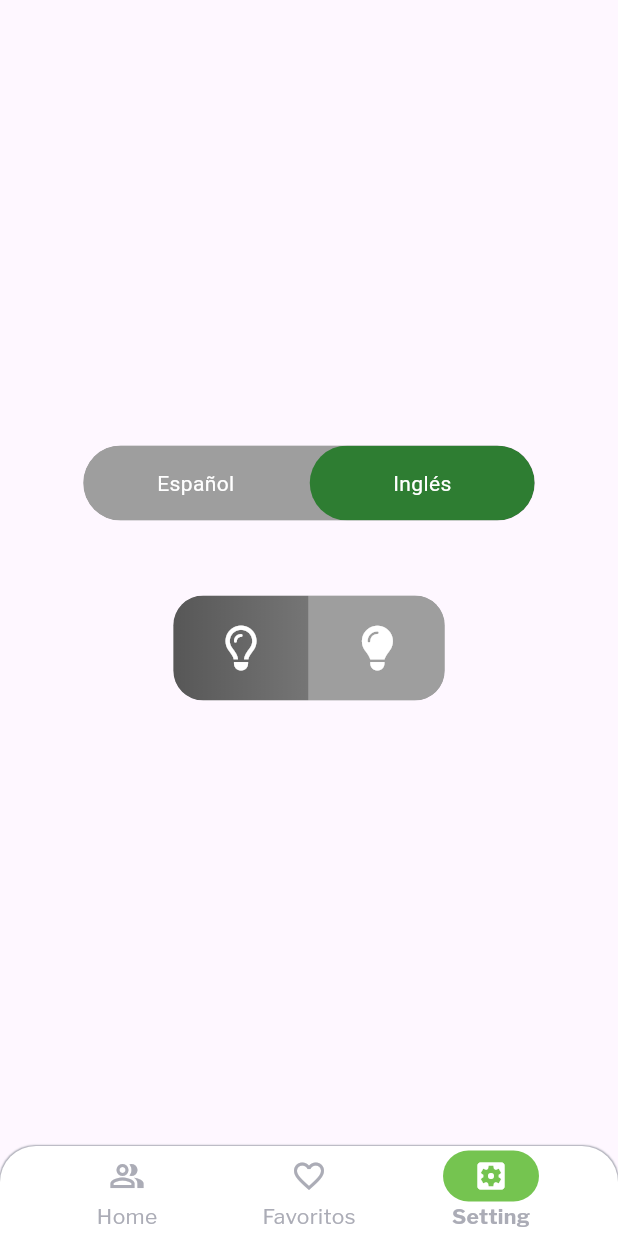
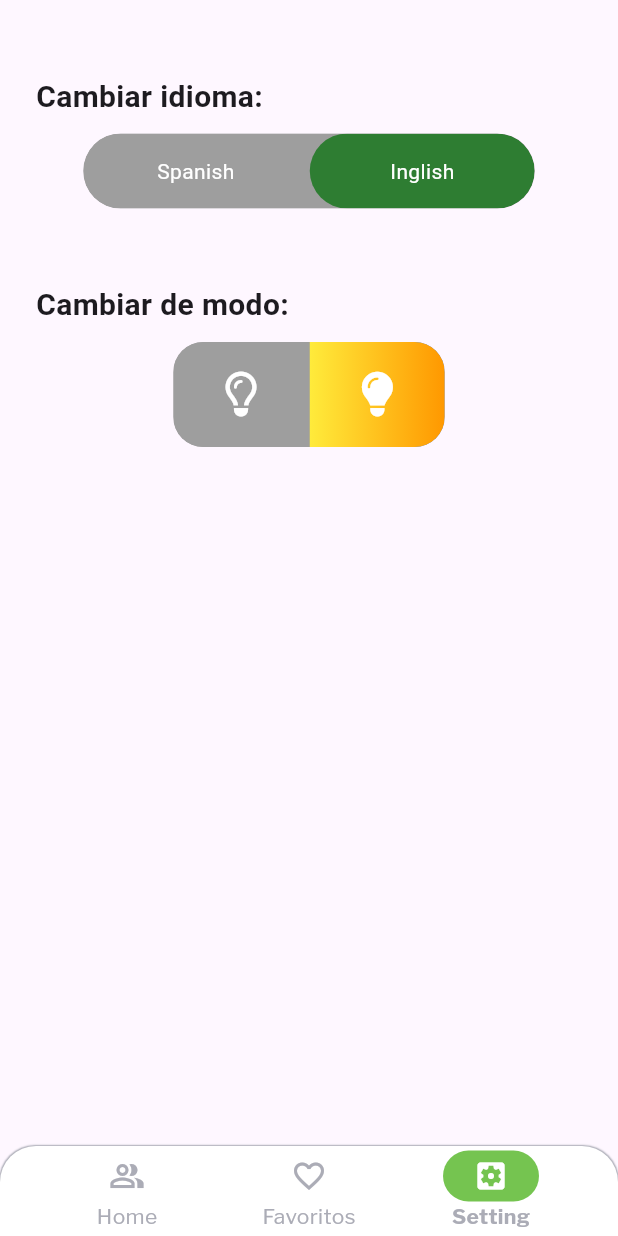
Before and after one commit to CatrielCaruso/Simpson-App, a Flutter app: the screen it shows after launch, item 3 of the bottom bar chosen, after a tap on "Inglés", on a phone screen of 412 x 824 dp. Run offline on Flutter 3.47's test engine with Material 3 defaults, Android fonts, the phone set to English and light mode, and no system bars; drawn by our look-alikes of toggle_switch; our stand-ins replace dio, flutter_dotenv, font_awesome_flutter, get_it, isar, shared_preferences; missing offline and left inert: translator; accounts and stored records are empty; generated files the repository leaves out were written again; network calls fail.

Commit message:
add provider and setting

```diff
--- a/lib/features/bottom_navigation_bar/screen/bottom_navigation_bar_screen.dart
+++ b/lib/features/bottom_navigation_bar/screen/bottom_navigation_bar_screen.dart
@@ -120,9 +120,8 @@ class _NavigationBarItem extends StatelessWidget {
               : const EdgeInsets.symmetric(vertical: 5),
           decoration: BoxDecoration(
             borderRadius: BorderRadius.circular(30),
-            color: isSelected
-                ? AppStyles.lightGreen500Color
-                : Theme.of(context).colorScheme.primaryContainer,
+            color:
+                isSelected ? AppStyles.lightGreen500Color : Colors.transparent,
           ),
           child: Icon(
             isSelected ? selectedIcon : unSelectedIcon,
--- /dev/null
+++ b/lib/features/settings/provider/setting_provider.dart
@@ -0,0 +1,26 @@
+import 'package:flutter/material.dart';
+import 'package:simpsons_app/core/preference/preference.dart';
+
+class SettingProvider extends ChangeNotifier {
+  SettingProvider() {
+    isLight = Preferences.isLight;
+  }
+
+  bool _isLight = true;
+  bool _isSpanish = true;
+
+  bool get isSpanish => _isSpanish;
+  bool get isLight => _isLight;
+
+  set isSpanish(bool value) {
+    _isSpanish = value;
+    Preferences.isSpanish = value;
+    notifyListeners();
+  }
+
+  set isLight(bool value) {
+    _isLight = value;
+    Preferences.isLight = value;
+    notifyListeners();
+  }
+}
--- a/lib/features/settings/screens/settings_screen.dart
+++ b/lib/features/settings/screens/settings_screen.dart
@@ -1,25 +1,44 @@
 import 'package:flutter/material.dart';
+
 import 'package:font_awesome_flutter/font_awesome_flutter.dart';
+import 'package:provider/provider.dart';
+import 'package:toggle_switch/toggle_switch.dart';
+
 import 'package:simpsons_app/core/preference/preference.dart';
-
-import 'package:toggle_switch/toggle_switch.dart';
+import 'package:simpsons_app/features/settings/provider/setting_provider.dart';
 
 class SettingScreen extends StatelessWidget {
   const SettingScreen({super.key});
 
   @override
   Widget build(BuildContext context) {
-    return Scaffold(
-      body: SizedBox(
+    SettingProvider readSettingProvider = context.read<SettingProvider>();
+    SettingProvider watchSettingProvider = context.watch<SettingProvider>();
+
+    return Padding(
+      padding: const EdgeInsets.symmetric(horizontal: 24),
+      child: SizedBox(
         width: double.infinity,
         child: Column(
-          mainAxisAlignment: MainAxisAlignment.center,
-          crossAxisAlignment: CrossAxisAlignment.center,
+          // mainAxisAlignment: MainAxisAlignment.center,
+          crossAxisAlignment: CrossAxisAlignment.stretch,
           children: [
-            ToggleSwitch(
+            const SizedBox(
+              height: 50,
+            ),
+            const Text(
+              'Cambiar idioma:',
+              style: TextStyle(fontSize: 20, fontWeight: FontWeight.bold),
+            ),
+            const SizedBox(
+              height: 10,
+            ),
+            Center(
+              child: ToggleSwitch(
                 minWidth: 150,
                 minHeight: 50,
                 cornerRadius: 150,
+
                 activeBgColors: [
                   [Colors.green[800]!],
                   [Colors.green[800]!]
@@ -27,43 +46,52 @@ class SettingScreen extends StatelessWidget {
                 activeFgColor: Colors.white,
                 inactiveBgColor: Colors.grey,
                 inactiveFgColor: Colors.white,
-              initialLabelIndex: Preferences.isSpanish ? 0 : 1,
+                initialLabelIndex: readSettingProvider.isSpanish ? 0 : 1,
                 // totalSwitches: 2,
-              labels: Preferences.isSpanish
+                labels: watchSettingProvider.isSpanish
                     ? const ['Español', 'Inglés']
                     : const ['Spanish', 'Inglish'],
                 radiusStyle: true,
                 onToggle: (index) {
                   if (index == 0) {
-                  Preferences.isSpanish = true;
+                    readSettingProvider.isSpanish = true;
                     return;
                   }
 
                   if (index == 1) {
-                  Preferences.isSpanish = false;
+                    readSettingProvider.isSpanish = false;
                     return;
                   }
                 },
               ),
+            ),
             const SizedBox(
               height: 50,
             ),
-            ToggleSwitch(
+            const Text(
+              'Cambiar de modo:',
+              style: TextStyle(fontSize: 20, fontWeight: FontWeight.bold),
+            ),
+            const SizedBox(
+              height: 10,
+            ),
+            Center(
+              child: ToggleSwitch(
                 minWidth: 90.0,
                 minHeight: 70.0,
-              initialLabelIndex: 0,
+                initialLabelIndex: readSettingProvider.isLight ? 1 : 0,
                 cornerRadius: 20.0,
                 activeFgColor: Colors.white,
                 inactiveBgColor: Colors.grey,
                 inactiveFgColor: Colors.white,
                 totalSwitches: 2,
-              icons: [
+                icons: const [
                   FontAwesomeIcons.lightbulb,
                   FontAwesomeIcons.solidLightbulb,
                 ],
                 iconSize: 30.0,
-              activeBgColors: [
-                [Colors.black45, Colors.black26],
+                activeBgColors: const [
+                  [Colors.black45, Colors.black],
                   [Colors.yellow, Colors.orange]
                 ],
                 animationDuration: 100,
@@ -73,15 +101,16 @@ class SettingScreen extends StatelessWidget {
                     .easeIn, // animate must be set to true when using custom curve
                 onToggle: (index) {
                   if (index == 0) {
-                  Preferences.isLight = false;
+                    readSettingProvider.isLight = false;
                     return;
                   }
 
                   if (index == 1) {
-                  Preferences.isLight = true;
+                    readSettingProvider.isLight = true;
                     return;
                   }
                 },
+              ),
             ),
           ],
         ),
--- a/lib/main.dart
+++ b/lib/main.dart
@@ -9,6 +9,7 @@ import 'package:simpsons_app/app/service_locator/service_locator.dart';
 import 'package:simpsons_app/core/preference/preference.dart';
 import 'package:simpsons_app/features/bottom_navigation_bar/provider/bottom_navigation_bar_provider.dart';
 import 'package:simpsons_app/features/favorites/provider/favorite_provider.dart';
+import 'package:simpsons_app/features/settings/provider/setting_provider.dart';
 import 'package:simpsons_app/features/simpson_details/provider/simpson_details_provider.dart';
 import 'package:simpsons_app/features/simpsons/providers/simpson_provider.dart';
 
@@ -28,6 +29,9 @@ class MyApp extends StatelessWidget {
     return MultiProvider(
       providers: [
         ChangeNotifierProvider(
+          create: (_) => SettingProvider(),
+        ),
+        ChangeNotifierProvider(
           create: (_) => BottomNavigationBarProvider(),
         ),
         ChangeNotifierProvider(
@@ -40,15 +44,17 @@ class MyApp extends StatelessWidget {
           create: (_) => FavoriteProvider(),
         ),
       ],
-      child: MaterialApp(
+      child: Builder(builder: (context) {
+        return MaterialApp(
           debugShowCheckedModeBanner: false,
           title: 'Material App',
-        theme: Preferences.isLight
+          theme: context.watch<SettingProvider>().isLight
               ? AppTheme().getLightTheme()
               : AppTheme().getDarkTheme(),
           routes: AppRoutes.routes,
           initialRoute: AppRoutes.initialRoute,
-      ),
+        );
+      }),
     );
   }
 }
```
Lines whose indentation alone changed are shown as unchanged.
